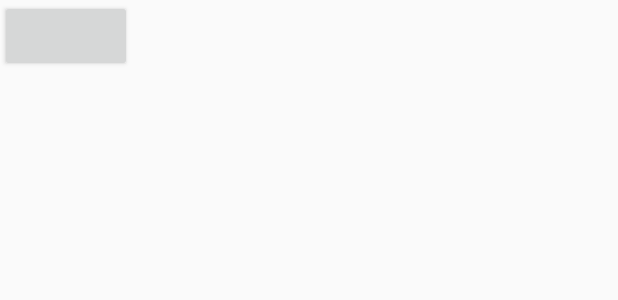
After one commit to Ahimtar/PV256, an Android app: the layout menu_refresh.xml on its own in the app's theme, with its tools: preview values and no code run, on a phone screen of 412 x 824 dp. The commit adds this screen. Shown: the top 300 px of the screen. Run offline under Robolectric (Android 15) with nearby library versions, the phone set to English and light mode, and no system bars.

Commit message:
Task 9 added refresher button, cleaned up and fixed major bugs even from task 8

```diff
--- a/app/build.gradle
+++ b/app/build.gradle
@@ -58,6 +58,9 @@ android {
             versionName "${versionMajor}.${versionMinor}.${versionPatch}.${versionBuild}-${versionCode}"
         }
     }
+    lintOptions{
+        disable 'MissingTranslation'
+    }
 
     sourceSets {
         paid {
--- a/app/src/main/java/cz/muni/fi/pv256/movio2/uco_422196/Film.java
+++ b/app/src/main/java/cz/muni/fi/pv256/movio2/uco_422196/Film.java
@@ -30,7 +30,7 @@ public class Film implements Parcelable {
         return mId;
     }
 
-    public void setId(long id) {
+    public void setId(Long id) {
         mId = id;
     }
 
--- a/app/src/main/java/cz/muni/fi/pv256/movio2/uco_422196/FilmListFragment.java
+++ b/app/src/main/java/cz/muni/fi/pv256/movio2/uco_422196/FilmListFragment.java
@@ -216,7 +216,6 @@ public class FilmListFragment extends Fragment implements LoaderManager.LoaderCa
             String error = intent.getStringExtra(ERROR);
             if(error.equals(NO_ERROR)) {
                 mFilmList = new ArrayList<>();
-                //mFilmList.clear();
                 ArrayList<FilmDTO> filmNewList = (ArrayList<FilmDTO>)intent.getSerializableExtra(NEW);
                 ArrayList<FilmDTO> filmPopularList = (ArrayList<FilmDTO>)intent.getSerializableExtra(POPULAR);
                 mFilmList.add("New");
@@ -238,7 +237,7 @@ public class FilmListFragment extends Fragment implements LoaderManager.LoaderCa
 
     private void addListToMFilmList(ArrayList<FilmDTO> filmList){
         for (FilmDTO m : filmList) {
-            Film film = new Film(m.getReleaseDateAsLong(), m.getReleaseDateAsLong(), m.getCoverPath(), m.getTitle(), m.getSmallPath(), m.getPopularityAsFloat(), m.getDescription());
+            Film film = new Film(Long.parseLong(m.getId(),10), m.getReleaseDateAsLong(), m.getCoverPath(), m.getTitle(), m.getSmallPath(), m.getPopularityAsFloat(), m.getDescription());
             mFilmList.add(film);
         }
     }
--- a/app/src/main/java/cz/muni/fi/pv256/movio2/uco_422196/UpdaterSyncAdapter.java
+++ b/app/src/main/java/cz/muni/fi/pv256/movio2/uco_422196/UpdaterSyncAdapter.java
@@ -16,6 +16,7 @@ import android.database.sqlite.SQLiteDatabase;
 import android.os.Build;
 import android.os.Bundle;
 import android.util.Log;
+import android.view.ViewDebug;
 import android.widget.Toast;
 
 import java.io.IOException;
@@ -118,6 +119,7 @@ public class UpdaterSyncAdapter extends AbstractThreadedSyncAdapter {
                     PendingIntent pIntent = PendingIntent.getActivity(getContext(), 0, intent, PendingIntent.FLAG_UPDATE_CURRENT);
                     n.setContentTitle("PV256project").setAutoCancel(true)
                             .setContentText(updatedFilm.getTitle() + " updated.")
+                            .setSmallIcon(R.mipmap.ic_launcher)
                             .setContentIntent(pIntent);
 
                     NotificationManager notificationManager = (NotificationManager) getContext().getSystemService(Context.NOTIFICATION_SERVICE);
--- /dev/null
+++ b/app/src/main/res/layout/menu_refresh.xml
@@ -0,0 +1,12 @@
+<?xml version="1.0" encoding="utf-8"?>
+<LinearLayout xmlns:android="http://schemas.android.com/apk/res/android"
+              android:orientation="vertical"
+              android:layout_width="match_parent"
+              android:layout_height="match_parent">
+
+    <Button
+        android:id="@+id/refresher"
+        android:layout_width="wrap_content"
+        android:layout_height="wrap_content"/>
+
+</LinearLayout>
```
Also changed, not shown: app/src/main/java/cz/muni/fi/pv256/movio2/uco_422196/PV256aktivita.java (+17 -4 lines), app/src/main/res/layout/toolbar.xml (deleted, +0 -13 lines), app/src/main/res/menu/menu.xml (+8 -0 lines), app/src/main/res/drawable/refresh.png (added), 2 other files.
